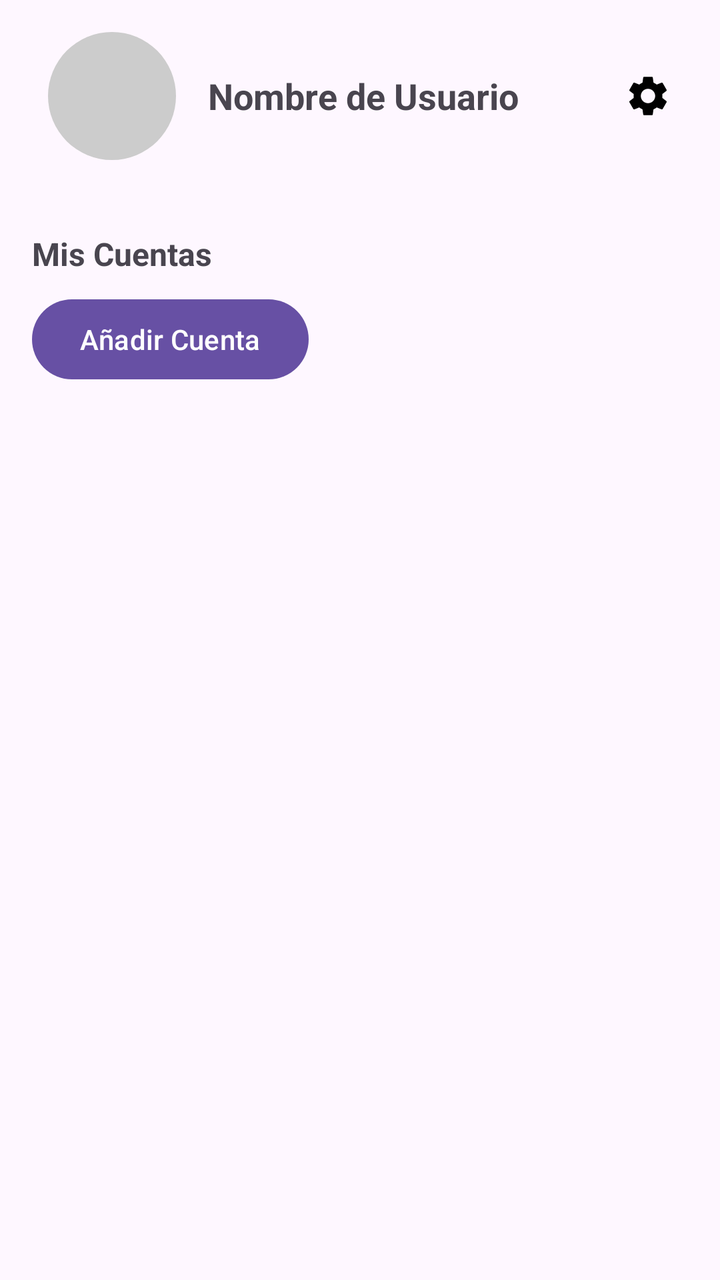
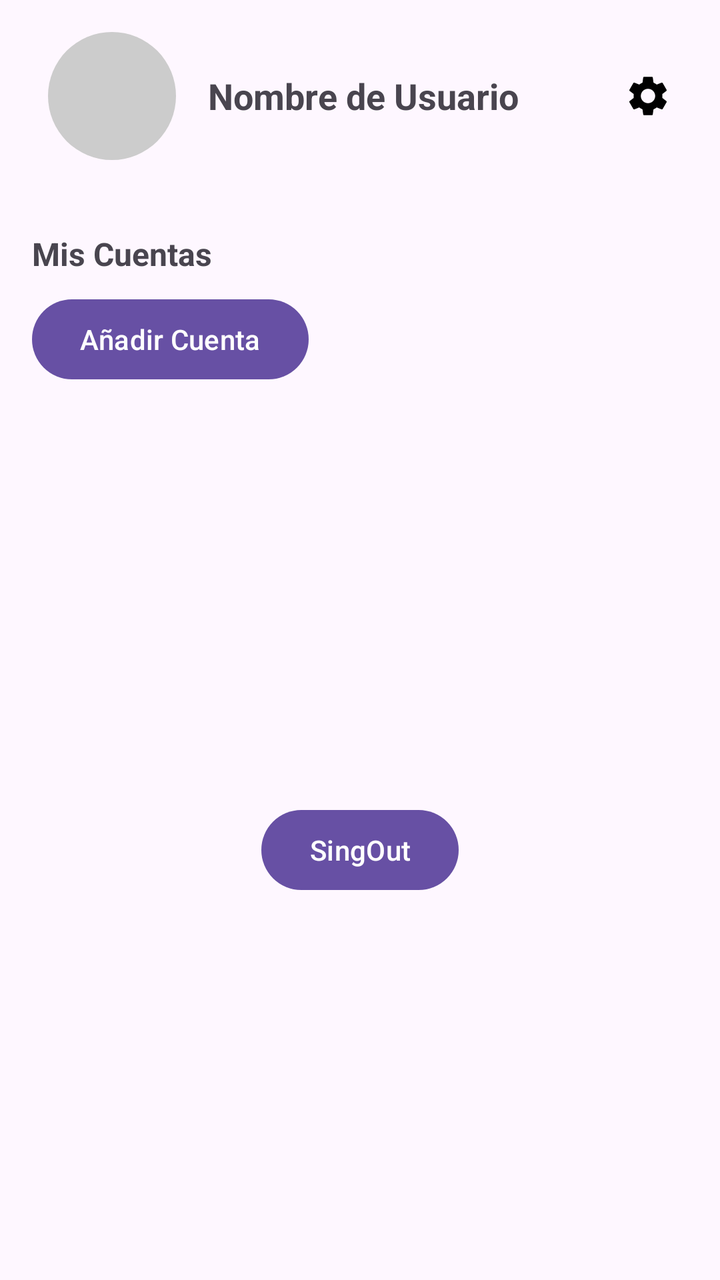

Two renders of the same Android screen: before a commit and after it. Below are the layout's source before the change and the commit's diff.
<!-- AndroidManifest.xml: application theme Theme.MindTrade -->
<!-- res/layout/activity_main.xml -->
<?xml version="1.0" encoding="utf-8"?>
<androidx.constraintlayout.widget.ConstraintLayout
    xmlns:android="http://schemas.android.com/apk/res/android"
    xmlns:app="http://schemas.android.com/apk/res-auto"
    android:layout_width="match_parent"
    android:layout_height="match_parent">

    <LinearLayout
        android:id="@+id/main"
        android:layout_width="match_parent"
        android:layout_height="wrap_content"
        android:orientation="horizontal"
        android:gravity="center_vertical"
        android:padding="16dp"
        app:layout_constraintTop_toTopOf="parent"
        app:layout_constraintStart_toStartOf="parent"
        app:layout_constraintEnd_toEndOf="parent">

        
        <ImageView
            android:id="@+id/userProfileImage"
            android:layout_width="64dp"
            android:layout_height="64dp"
            android:src="@drawable/profile_placeholder"
            android:contentDescription="Foto de perfil"
            android:layout_marginStart="8dp" />

        
        <TextView
            android:id="@+id/userName"
            android:layout_width="0dp"
            android:layout_height="wrap_content"
            android:layout_marginStart="16dp"
            android:layout_weight="1"
            android:text="Nombre de Usuario"
            android:textSize="18sp"
            android:textStyle="bold" />

        
        <ImageButton
            android:id="@+id/settingsButton"
            android:layout_width="wrap_content"
            android:layout_height="wrap_content"
            android:background="?attr/selectableItemBackgroundBorderless"
            android:src="@drawable/ic_settings"
            android:contentDescription="Botón de configuración"
            android:layout_marginEnd="8dp" />
    </LinearLayout>

    
    <TextView
        android:id="@+id/accountsSummary"
        android:layout_width="wrap_content"
        android:layout_height="wrap_content"
        android:text="Mis Cuentas"
        android:textSize="16sp"
        android:textStyle="bold"
        app:layout_constraintTop_toBottomOf="@id/main"
        app:layout_constraintStart_toStartOf="parent"
        android:layout_marginTop="20dp"
        android:layout_marginStart="16dp" />

    
    <Button
        android:id="@+id/addAccountButton"
        android:layout_width="wrap_content"
        android:layout_height="wrap_content"
        android:text="Añadir Cuenta"
        app:layout_constraintTop_toBottomOf="@id/accountsSummary"
        app:layout_constraintStart_toStartOf="parent"
        android:layout_marginStart="16dp"
        android:layout_marginTop="8dp" />

    
    <androidx.recyclerview.widget.RecyclerView
        android:id="@+id/accountsRecyclerView"
        android:layout_width="match_parent"
        android:layout_height="wrap_content"
        android:layout_marginTop="16dp"
        app:layout_constraintTop_toBottomOf="@id/addAccountButton"
        app:layout_constraintStart_toStartOf="parent"
        app:layout_constraintEnd_toEndOf="parent"
        android:orientation="horizontal"/>





</androidx.constraintlayout.widget.ConstraintLayout>
<!-- resources referenced by this layout -->
<resources>
  <!-- drawable ic_settings (drawable) -->
  <vector xmlns:android="http://schemas.android.com/apk/res/android" android:height="24dp" android:tint="#000000" android:viewportHeight="24" android:viewportWidth="24" android:width="24dp">
        
      <path android:fillColor="@android:color/white" android:pathData="M19.14,12.94c0.04,-0.3 0.06,-0.61 0.06,-0.94c0,-0.32 -0.02,-0.64 -0.07,-0.94l2.03,-1.58c0.18,-0.14 0.23,-0.41 0.12,-0.61l-1.92,-3.32c-0.12,-0.22 -0.37,-0.29 -0.59,-0.22l-2.39,0.96c-0.5,-0.38 -1.03,-0.7 -1.62,-0.94L14.4,2.81c-0.04,-0.24 -0.24,-0.41 -0.48,-0.41h-3.84c-0.24,0 -0.43,0.17 -0.47,0.41L9.25,5.35C8.66,5.59 8.12,5.92 7.63,6.29L5.24,5.33c-0.22,-0.08 -0.47,0 -0.59,0.22L2.74,8.87C2.62,9.08 2.66,9.34 2.86,9.48l2.03,1.58C4.84,11.36 4.8,11.69 4.8,12s0.02,0.64 0.07,0.94l-2.03,1.58c-0.18,0.14 -0.23,0.41 -0.12,0.61l1.92,3.32c0.12,0.22 0.37,0.29 0.59,0.22l2.39,-0.96c0.5,0.38 1.03,0.7 1.62,0.94l0.36,2.54c0.05,0.24 0.24,0.41 0.48,0.41h3.84c0.24,0 0.44,-0.17 0.47,-0.41l0.36,-2.54c0.59,-0.24 1.13,-0.56 1.62,-0.94l2.39,0.96c0.22,0.08 0.47,0 0.59,-0.22l1.92,-3.32c0.12,-0.22 0.07,-0.47 -0.12,-0.61L19.14,12.94zM12,15.6c-1.98,0 -3.6,-1.62 -3.6,-3.6s1.62,-3.6 3.6,-3.6s3.6,1.62 3.6,3.6S13.98,15.6 12,15.6z"/>
      
  </vector>
  <!-- drawable profile_placeholder (drawable) -->
  <shape xmlns:android="http://schemas.android.com/apk/res/android" android:shape="oval">
      <solid android:color="#CCCCCC"/> 
  </shape>
  <style name="Theme.MindTrade" parent="Base.Theme.MindTrade" />
  <style name="Base.Theme.MindTrade" parent="Theme.Material3.DayNight.NoActionBar">
          
  
          
          <item name="android:statusBarColor">@color/black</item>
  
          
          <item name="android:windowLightStatusBar">false</item>
      </style>
  <color name="black">#000000</color>
</resources>

<!-- the commit's change to res/layout/activity_main.xml (unified diff, before → after) -->
@@ -2,6 +2,7 @@
 <androidx.constraintlayout.widget.ConstraintLayout
     xmlns:android="http://schemas.android.com/apk/res/android"
     xmlns:app="http://schemas.android.com/apk/res-auto"
+    xmlns:tools="http://schemas.android.com/tools"
     android:layout_width="match_parent"
     android:layout_height="match_parent">
 
@@ -82,8 +83,15 @@
         app:layout_constraintEnd_toEndOf="parent"
         android:orientation="horizontal"/>
 
-
-
+    <Button
+        android:id="@+id/button"
+        android:layout_width="wrap_content"
+        android:layout_height="wrap_content"
+        android:text="SingOut"
+        app:layout_constraintBottom_toBottomOf="parent"
+        app:layout_constraintEnd_toEndOf="parent"
+        app:layout_constraintStart_toStartOf="parent"
+        app:layout_constraintTop_toBottomOf="@+id/accountsRecyclerView" />
 
 
 </androidx.constraintlayout.widget.ConstraintLayout>
